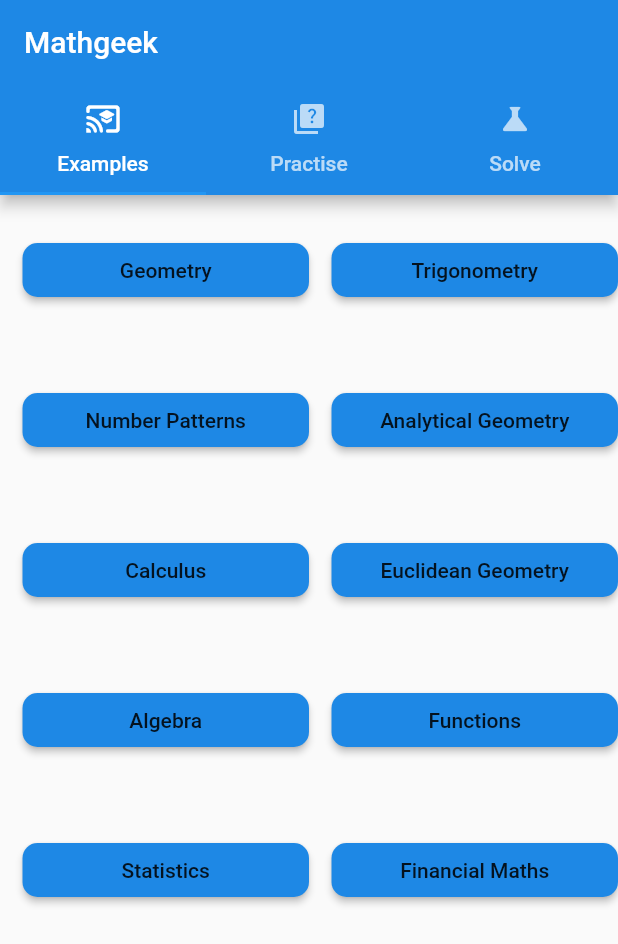
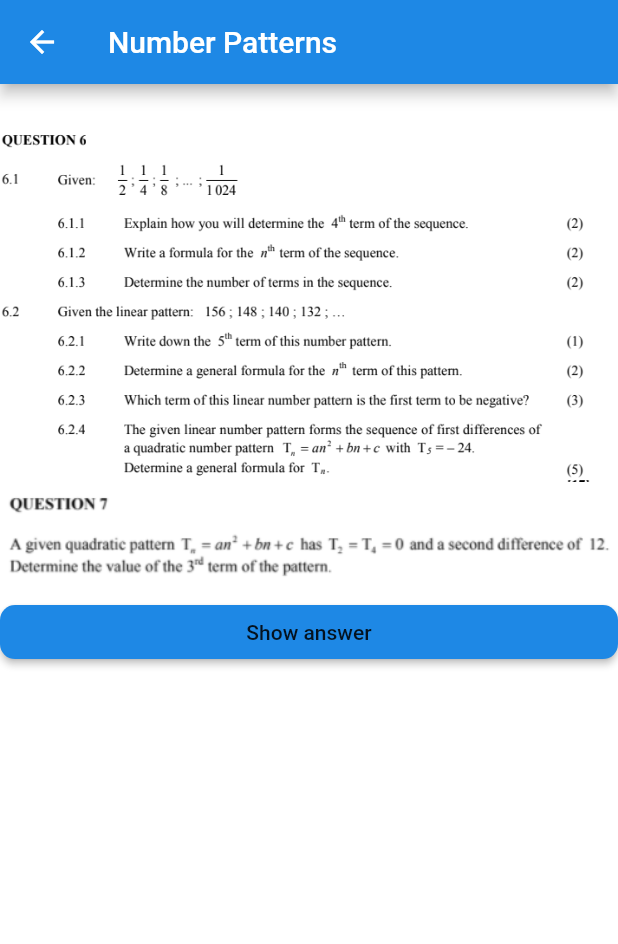
Before and after one commit to BrianTshatiwa-zz/Mathgeek, a Flutter app: the screen it shows after launch, after a tap on "Number Patterns", on a phone screen of 412 x 824 dp. Shown: the top 944 px of the screen. Run offline on Flutter 3.47's test engine with Material 2 defaults, Android fonts, the phone set to English and light mode, and no system bars.

Commit message:
code examples for number patterns

```diff
--- a/mobileApp/mathgeek/lib/examples.dart
+++ b/mobileApp/mathgeek/lib/examples.dart
@@ -1,4 +1,5 @@
 import 'package:flutter/material.dart';
+import './examples/numberpatterns/questions.dart';
 
 class ExamplesPage extends StatefulWidget {
   @override
@@ -51,7 +52,8 @@
               child: RaisedButton(
                 shape: RoundedRectangleBorder(
                     borderRadius: BorderRadius.circular(10.0)),
-                onPressed: () => print("pressed"),
+                onPressed: () =>
+                    Navigator.pushNamed(context, '/numberpatterns'),
                 child: Text('Number Patterns'),
                 color: Colors.blue[600],
               ),
--- /dev/null
+++ b/mobileApp/mathgeek/lib/examples/numberpatterns/questions.dart
@@ -0,0 +1,42 @@
+import 'package:flutter/material.dart';
+import 'package:mathgeek/examples/numberpatterns/answers.dart';
+
+class NumberPatternQuestions extends StatefulWidget {
+  @override
+  _NumberPatternQuestionsState createState() => _NumberPatternQuestionsState();
+}
+
+class _NumberPatternQuestionsState extends State<NumberPatternQuestions> {
+  String text = 'Show answer';
+  @override
+  Widget build(BuildContext context) {
+    return Scaffold(
+      appBar: AppBar(
+        backgroundColor: Colors.blue[600],
+        title: Text('Number Patterns'),
+      ),
+      backgroundColor: Colors.white,
+      body: SingleChildScrollView(
+        child: Column(
+          children: [
+            SizedBox(
+              height: 30.0,
+            ),
+            Image(image: AssetImage("assets/pictures/examples/numberpatterns/questions/numberpatternoneq.PNG")),
+            Image(image: AssetImage("assets/pictures/examples/numberpatterns/questions/numberpatterntwo.PNG")),
+            Row(children: [
+              Expanded(
+                  child: RaisedButton(
+                onPressed: () => Navigator.pushNamed(context, '/numberpatternsanswers'),
+                child: Text(text),
+                color: Colors.blue[600],
+                shape: RoundedRectangleBorder(
+                    borderRadius: BorderRadius.circular(10.0)),
+              )),
+            ]),
+          ],
+        ),
+      ),
+    );
+  }
+}
--- a/mobileApp/mathgeek/lib/main.dart
+++ b/mobileApp/mathgeek/lib/main.dart
@@ -1,4 +1,6 @@
 import 'package:flutter/material.dart';
+import 'package:mathgeek/examples/numberpatterns/questions.dart';
+import 'package:mathgeek/examples/numberpatterns/answers.dart';
 import 'package:mathgeek/practise.dart';
 import './examples.dart';
 import './practise.dart';
@@ -16,6 +18,12 @@
   @override
   Widget build(BuildContext context) {
     return MaterialApp(
+      initialRoute: '/',
+      routes: {
+        '/examples': (context) => ExamplesPage(),
+        '/numberpatterns': (context) => NumberPatternQuestions(),
+        '/numberpatternsanswers': (context) => NumberPatternAnswers(),
+      },
       debugShowCheckedModeBanner: false,
       home: DefaultTabController(
         length: 3,
```
Also changed, not shown: mobileApp/mathgeek/lib/examples/numberpatterns/answers.dart (added, +32 -0 lines), mobileApp/mathgeek/pubspec.yaml (+9 -4 lines), mobileApp/mathgeek/assets/pictures/examples/answers/numberpatternone.PNG (deleted), mobileApp/mathgeek/assets/pictures/examples/answers/numberpatternone1.PNG (deleted), mobileApp/mathgeek/assets/pictures/examples/numberpatterns/answers/a.PNG (added), mobileApp/mathgeek/assets/pictures/examples/numberpatterns/answers/b.PNG (added), mobileApp/mathgeek/assets/pictures/examples/numberpatterns/answers/c.PNG (added), mobileApp/mathgeek/assets/pictures/examples/numberpatterns/answers/d.PNG (added), mobileApp/mathgeek/assets/pictures/examples/numberpatterns/questions/numberpatternoneq.PNG (renamed from mobileApp/mathgeek/assets/pictures/examples/questions/numberpatternoneq.PNG), mobileApp/mathgeek/assets/pictures/examples/numberpatterns/questions/numberpatterntwo.PNG (renamed from mobileApp/mathgeek/assets/pictures/examples/questions/numberpatterntwo.PNG).
